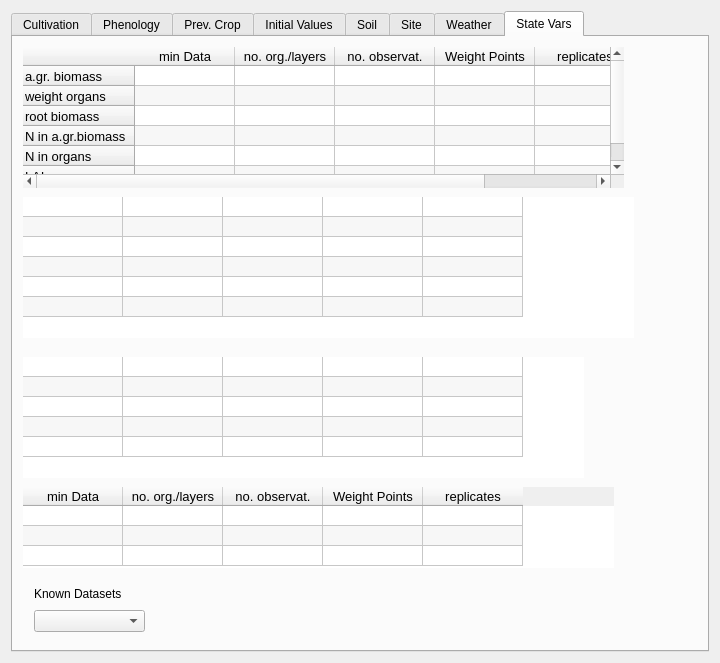
The window that src/MacsurAdapter/gui/maddataclassificationbase.ui (arkygeek/MAD) describes before a commit, drawn with Qt 5.
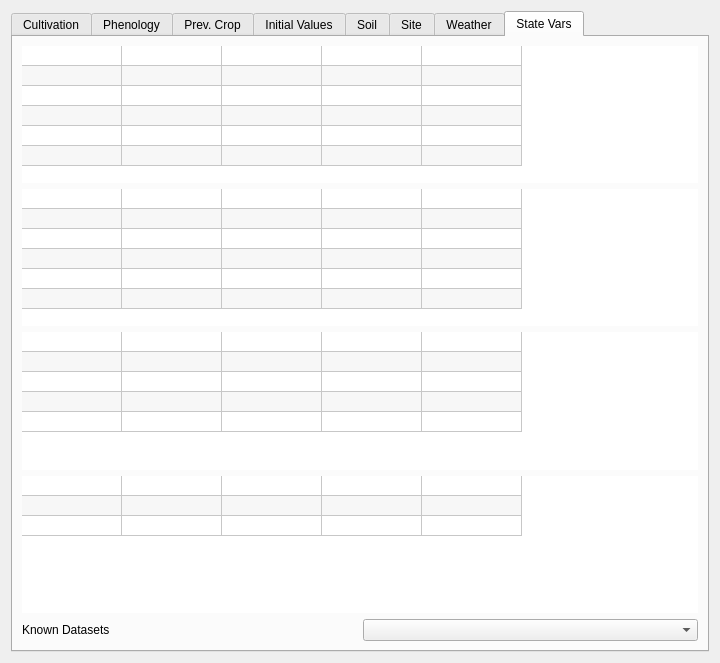
The same window after the commit. The open tabs and pages were chosen to show the change.

Commit message: tables displaying correctly in StateVars tab now.

The edit to the form file:
```diff
--- a/src/MacsurAdapter/gui/maddataclassificationbase.ui
+++ b/src/MacsurAdapter/gui/maddataclassificationbase.ui
@@ -4314,15 +4314,9 @@
       <attribute name="title">
        <string>State Vars</string>
       </attribute>
-      <widget class="QTableWidget" name="tableWidgetSoil">
-       <property name="geometry">
-        <rect>
-         <x>10</x>
-         <y>160</y>
-         <width>611</width>
-         <height>141</height>
-        </rect>
-       </property>
+      <layout class="QGridLayout" name="gridLayout_10">
+       <item row="0" column="0" colspan="2">
+        <widget class="QTableWidget" name="tblCrop">
        <property name="font">
         <font>
          <pointsize>10</pointsize>
@@ -4346,8 +4340,11 @@
        <attribute name="horizontalHeaderDefaultSectionSize">
         <number>100</number>
        </attribute>
-       <attribute name="horizontalHeaderMinimumSectionSize">
-        <number>4</number>
+         <attribute name="horizontalHeaderHighlightSections">
+          <bool>true</bool>
+         </attribute>
+         <attribute name="horizontalHeaderShowSortIndicator" stdset="0">
+          <bool>false</bool>
        </attribute>
        <attribute name="verticalHeaderVisible">
         <bool>false</bool>
@@ -4358,98 +4355,8 @@
        <attribute name="verticalHeaderDefaultSectionSize">
         <number>20</number>
        </attribute>
-       <attribute name="verticalHeaderMinimumSectionSize">
-        <number>16</number>
-       </attribute>
-       <row>
-        <property name="text">
-         <string>soil water grav.</string>
-        </property>
-       </row>
-       <row>
-        <property name="text">
-         <string>pressure heads</string>
-        </property>
-       </row>
-       <row>
-        <property name="text">
-         <string>Nmin</string>
-        </property>
-       </row>
-       <row>
-        <property name="text">
-         <string>soil H20 sensor cal.</string>
-        </property>
-       </row>
-       <row>
-        <property name="text">
-         <string>H2O flux bot root</string>
-        </property>
-       </row>
-       <row>
-        <property name="text">
-         <string>N flux bot root</string>
-        </property>
-       </row>
-       <column>
-        <property name="text">
-         <string>min Data</string>
-        </property>
-       </column>
-       <column>
-        <property name="text">
-         <string>no. org./layers</string>
-        </property>
-       </column>
-       <column>
-        <property name="text">
-         <string>no. observat.</string>
-        </property>
-       </column>
-       <column>
-        <property name="text">
-         <string>Weight Points</string>
-        </property>
-       </column>
-       <column>
-        <property name="text">
-         <string>replicates</string>
-        </property>
-       </column>
-       <item row="1" column="0">
-        <property name="text">
-         <string/>
-        </property>
-       </item>
-      </widget>
-      <widget class="QTableWidget" name="tableWidgetCrop">
-       <property name="geometry">
-        <rect>
-         <x>10</x>
-         <y>10</y>
-         <width>601</width>
-         <height>141</height>
-        </rect>
-       </property>
-       <property name="font">
-        <font>
-         <pointsize>10</pointsize>
-        </font>
-       </property>
-       <property name="frameShape">
-        <enum>QFrame::NoFrame</enum>
-       </property>
-       <property name="frameShadow">
-        <enum>QFrame::Plain</enum>
-       </property>
-       <property name="alternatingRowColors">
+         <attribute name="verticalHeaderHighlightSections">
         <bool>true</bool>
-       </property>
-       <attribute name="horizontalHeaderDefaultSectionSize">
-        <number>100</number>
-       </attribute>
-       <attribute name="verticalHeaderDefaultSectionSize">
-        <number>20</number>
        </attribute>
        <row>
         <property name="text">
@@ -4507,15 +4414,9 @@
         </property>
        </column>
       </widget>
-      <widget class="QTableWidget" name="tableWidgetObservations">
-       <property name="geometry">
-        <rect>
-         <x>10</x>
-         <y>450</y>
-         <width>591</width>
-         <height>81</height>
-        </rect>
-       </property>
+       </item>
+       <item row="1" column="0" colspan="2">
+        <widget class="QTableWidget" name="tblSoil">
        <property name="font">
         <font>
          <pointsize>10</pointsize>
@@ -4530,6 +4431,21 @@
        <property name="alternatingRowColors">
         <bool>true</bool>
        </property>
+         <attribute name="horizontalHeaderVisible">
+          <bool>false</bool>
+         </attribute>
+         <attribute name="horizontalHeaderCascadingSectionResizes">
+          <bool>false</bool>
+         </attribute>
+         <attribute name="horizontalHeaderDefaultSectionSize">
+          <number>100</number>
+         </attribute>
+         <attribute name="horizontalHeaderHighlightSections">
+          <bool>true</bool>
+         </attribute>
+         <attribute name="horizontalHeaderMinimumSectionSize">
+          <number>4</number>
+         </attribute>
        <attribute name="verticalHeaderVisible">
         <bool>false</bool>
        </attribute>
@@ -4539,22 +4455,40 @@
        <attribute name="verticalHeaderDefaultSectionSize">
         <number>20</number>
        </attribute>
-       <attribute name="verticalHeaderStretchLastSection">
-        <bool>false</bool>
-       </attribute>
+         <attribute name="verticalHeaderHighlightSections">
+          <bool>true</bool>
+         </attribute>
+         <attribute name="verticalHeaderMinimumSectionSize">
+          <number>16</number>
+         </attribute>
        <row>
         <property name="text">
-         <string>lodging</string>
+           <string>soil water grav.</string>
         </property>
        </row>
        <row>
         <property name="text">
-         <string>pests/diseases</string>
+           <string>pressure heads</string>
         </property>
        </row>
        <row>
         <property name="text">
-         <string>damages</string>
+           <string>Nmin</string>
+          </property>
+         </row>
+         <row>
+          <property name="text">
+           <string>soil H20 sensor cal.</string>
+          </property>
+         </row>
+         <row>
+          <property name="text">
+           <string>H2O flux bot root</string>
+          </property>
+         </row>
+         <row>
+          <property name="text">
+           <string>N flux bot root</string>
         </property>
        </row>
        <column>
@@ -4582,16 +4516,15 @@
          <string>replicates</string>
         </property>
        </column>
-      </widget>
-      <widget class="QTableWidget" name="tableWidgetSoil_2">
-       <property name="geometry">
-        <rect>
-         <x>10</x>
-         <y>320</y>
-         <width>561</width>
-         <height>121</height>
-        </rect>
-       </property>
+         <item row="1" column="0">
+          <property name="text">
+           <string/>
+          </property>
+         </item>
+        </widget>
+       </item>
+       <item row="2" column="0" colspan="2">
+        <widget class="QTableWidget" name="tblSurfaceFluxes">
        <property name="font">
         <font>
          <pointsize>10</pointsize>
@@ -4686,41 +4619,97 @@
         </property>
        </item>
       </widget>
-      <widget class="QWidget" name="">
-       <property name="geometry">
-        <rect>
-         <x>21</x>
-         <y>546</y>
-         <width>111</width>
-         <height>49</height>
-        </rect>
-       </property>
-       <layout class="QVBoxLayout" name="verticalLayout">
-        <item>
+       </item>
+       <item row="3" column="0" colspan="2">
+        <widget class="QTableWidget" name="tblObservations">
+         <property name="font">
+          <font>
+           <pointsize>10</pointsize>
+          </font>
+         </property>
+         <property name="frameShape">
+          <enum>QFrame::NoFrame</enum>
+         </property>
+         <property name="frameShadow">
+          <enum>QFrame::Plain</enum>
+         </property>
+         <property name="alternatingRowColors">
+          <bool>true</bool>
+         </property>
+         <attribute name="horizontalHeaderVisible">
+          <bool>false</bool>
+         </attribute>
+         <attribute name="horizontalHeaderHighlightSections">
+          <bool>true</bool>
+         </attribute>
+         <attribute name="verticalHeaderVisible">
+          <bool>false</bool>
+         </attribute>
+         <attribute name="verticalHeaderCascadingSectionResizes">
+          <bool>false</bool>
+         </attribute>
+         <attribute name="verticalHeaderDefaultSectionSize">
+          <number>20</number>
+         </attribute>
+         <attribute name="verticalHeaderHighlightSections">
+          <bool>true</bool>
+         </attribute>
+         <attribute name="verticalHeaderStretchLastSection">
+          <bool>false</bool>
+         </attribute>
+         <row>
+          <property name="text">
+           <string>lodging</string>
+          </property>
+         </row>
+         <row>
+          <property name="text">
+           <string>pests/diseases</string>
+          </property>
+         </row>
+         <row>
+          <property name="text">
+           <string>damages</string>
+          </property>
+         </row>
+         <column>
+          <property name="text">
+           <string>min Data</string>
+          </property>
+         </column>
+         <column>
+          <property name="text">
+           <string>no. org./layers</string>
+          </property>
+         </column>
+         <column>
+          <property name="text">
+           <string>no. observat.</string>
+          </property>
+         </column>
+         <column>
+          <property name="text">
+           <string>Weight Points</string>
+          </property>
+         </column>
+         <column>
+          <property name="text">
+           <string>replicates</string>
+          </property>
+         </column>
+        </widget>
+       </item>
+       <item row="4" column="0">
          <widget class="QLabel" name="lblKnownDatasetsStateVars">
           <property name="text">
            <string>Known Datasets</string>
           </property>
          </widget>
         </item>
-        <item>
+       <item row="4" column="1">
          <widget class="QComboBox" name="cbStateVars"/>
         </item>
        </layout>
-      </widget>
-      <zorder>cbStateVars</zorder>
-      <zorder>lblKnownDatasetsStateVars</zorder>
-      <zorder>tableWidgetSoil</zorder>
-      <zorder>tableWidgetCrop</zorder>
-      <zorder>tableWidgetObservations</zorder>
-      <zorder>verticalSpacer</zorder>
-      <zorder>horizontalSpacer</zorder>
-      <zorder>cbStateVars</zorder>
-      <zorder>tableWidgetSoil_2</zorder>
-      <zorder>horizontalSpacer_2</zorder>
-      <zorder>horizontalSpacer_3</zorder>
-      <zorder>horizontalSpacer_4</zorder>
-      <zorder>horizontalSpacer_5</zorder>
      </widget>
     </widget>
    </item>
```
Left out of the diff: 14 changed lines with no effect on the pictures. Lines whose indentation alone changed are shown as unchanged. The commit also changes 5 other files.
